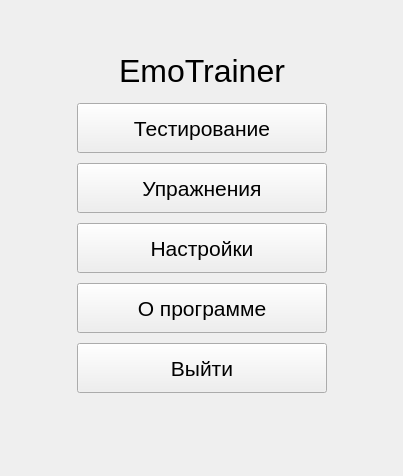
Above: templates_ui/menuWidget.ui from s4lat/emotion_classification before the change. Below: the same form after it.
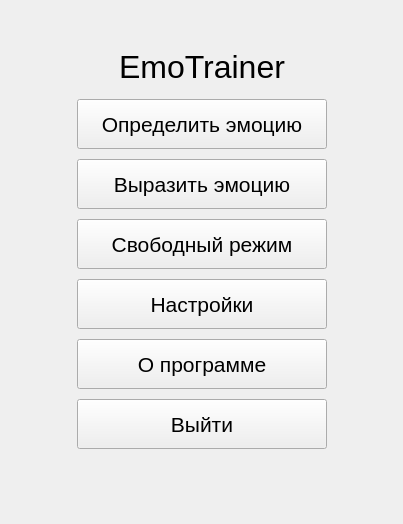
That is the form after the change.

Diff of the .ui file:
```diff
--- a/templates_ui/menuWidget.ui
+++ b/templates_ui/menuWidget.ui
@@ -7,7 +7,7 @@
     <x>0</x>
     <y>0</y>
     <width>403</width>
-    <height>476</height>
+    <height>524</height>
    </rect>
   </property>
   <property name="sizePolicy">
@@ -146,7 +146,7 @@
         </font>
        </property>
        <property name="text">
-        <string>Тестирование</string>
+        <string>Определить эмоцию</string>
        </property>
       </widget>
      </item>
@@ -179,7 +179,40 @@
         </font>
        </property>
        <property name="text">
-        <string>Упражнения</string>
+        <string>Выразить эмоцию</string>
+       </property>
+      </widget>
+     </item>
+     <item>
+      <widget class="QPushButton" name="freeBtn">
+       <property name="enabled">
+        <bool>true</bool>
+       </property>
+       <property name="sizePolicy">
+        <sizepolicy hsizetype="Maximum" vsizetype="Maximum">
+         <horstretch>0</horstretch>
+         <verstretch>0</verstretch>
+        </sizepolicy>
+       </property>
+       <property name="minimumSize">
+        <size>
+         <width>250</width>
+         <height>50</height>
+        </size>
+       </property>
+       <property name="maximumSize">
+        <size>
+         <width>250</width>
+         <height>50</height>
+        </size>
+       </property>
+       <property name="font">
+        <font>
+         <pointsize>16</pointsize>
+        </font>
+       </property>
+       <property name="text">
+        <string>Свободный режим</string>
        </property>
       </widget>
      </item>
```
Left out of the diff: 4 changed lines with no effect on the pictures.
